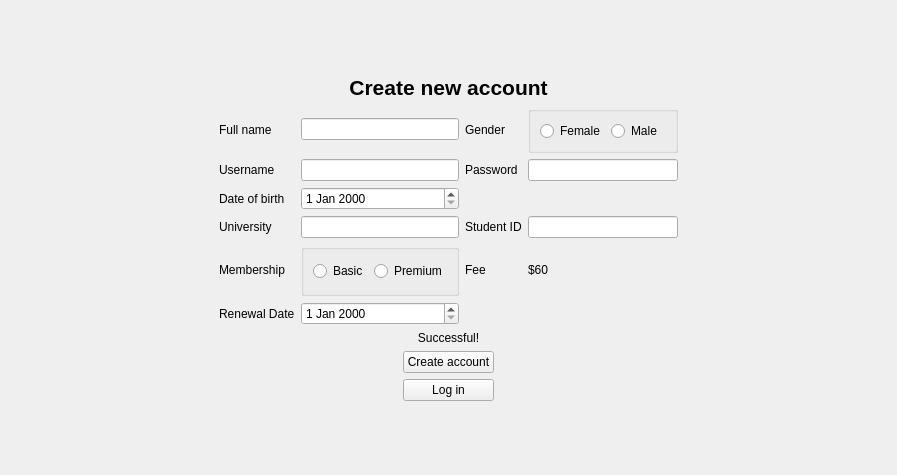
This is logindialog.ui in huyquoctrinh/LibraryManagement as Qt 5 draws it before an edit. The edited form follows.
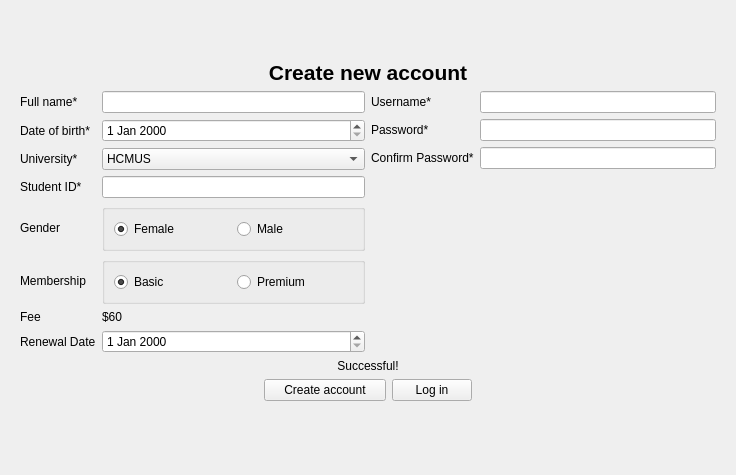
This is the edited form. The open tabs and pages were chosen to show the change.

```diff
--- a/logindialog.ui
+++ b/logindialog.ui
@@ -6,7 +6,7 @@
    <rect>
     <x>0</x>
     <y>0</y>
-    <width>897</width>
+    <width>736</width>
     <height>475</height>
    </rect>
   </property>
@@ -231,23 +231,8 @@
       </layout>
      </widget>
      <widget class="QWidget" name="pageSignUp">
-      <layout class="QHBoxLayout" name="horizontalLayout_8" stretch="0,1,0">
-       <item>
-        <spacer name="horizontalSpacer_10">
-         <property name="orientation">
-          <enum>Qt::Horizontal</enum>
-         </property>
-         <property name="sizeHint" stdset="0">
-          <size>
-           <width>199</width>
-           <height>20</height>
-          </size>
-         </property>
-        </spacer>
-       </item>
-       <item>
-        <layout class="QVBoxLayout" name="verticalLayout_3" stretch="0,0,1,0,0,0,0">
-         <item>
+      <layout class="QGridLayout" name="gridLayout_6">
+       <item row="0" column="0">
           <spacer name="verticalSpacer_5">
            <property name="orientation">
             <enum>Qt::Vertical</enum>
@@ -255,11 +240,13 @@
            <property name="sizeHint" stdset="0">
             <size>
              <width>20</width>
-             <height>55</height>
+           <height>1</height>
             </size>
            </property>
           </spacer>
          </item>
+       <item row="1" column="0">
+        <layout class="QVBoxLayout" name="verticalLayout_3">
          <item>
           <widget class="QLabel" name="label_11">
            <property name="font">
@@ -277,35 +264,27 @@
           </widget>
          </item>
          <item>
-          <layout class="QGridLayout" name="gridLayout_3">
-           <item row="12" column="0">
+          <layout class="QHBoxLayout" name="horizontalLayout_2" stretch="0,0">
+           <item>
+            <layout class="QGridLayout" name="gridLayout_3" columnstretch="0,0,0,0">
+             <item row="0" column="0">
+              <widget class="QLabel" name="label_2">
+               <property name="text">
+                <string>Full name*</string>
+               </property>
+              </widget>
+             </item>
+             <item row="0" column="1">
+              <widget class="QLineEdit" name="txtName"/>
+             </item>
+             <item row="8" column="0">
             <widget class="QLabel" name="label_15">
              <property name="text">
               <string>Renewal Date</string>
              </property>
             </widget>
            </item>
-           <item row="3" column="0">
-            <widget class="QLabel" name="label_13">
-             <property name="text">
-              <string>Username</string>
-             </property>
-            </widget>
-           </item>
-           <item row="3" column="3">
-            <widget class="QLineEdit" name="txtNewPassword"/>
-           </item>
-           <item row="9" column="0">
-            <widget class="QLabel" name="label_9">
-             <property name="text">
-              <string>Membership</string>
-             </property>
-            </widget>
-           </item>
-           <item row="12" column="1">
-            <widget class="QDateEdit" name="edtRenewalDate"/>
-           </item>
-           <item row="2" column="3">
+             <item row="5" column="1">
             <widget class="QGroupBox" name="groupBox">
              <property name="title">
               <string/>
@@ -316,6 +295,9 @@
                 <property name="text">
                  <string>Female</string>
                 </property>
+                  <property name="checked">
+                   <bool>true</bool>
+                  </property>
                </widget>
               </item>
               <item>
@@ -328,23 +310,27 @@
              </layout>
             </widget>
            </item>
-           <item row="3" column="2">
-            <widget class="QLabel" name="label_14">
+             <item row="5" column="0">
+              <widget class="QLabel" name="label_5">
              <property name="text">
-              <string>Password</string>
+                <string>Gender</string>
              </property>
             </widget>
            </item>
-           <item row="2" column="1">
-            <widget class="QLineEdit" name="txtName"/>
-           </item>
-           <item row="3" column="1">
-            <widget class="QLineEdit" name="txtNewUsername"/>
-           </item>
-           <item row="6" column="1">
+             <item row="1" column="1">
             <widget class="QDateEdit" name="edtDateOfBirth"/>
            </item>
-           <item row="9" column="1">
+             <item row="4" column="0">
+              <widget class="QLabel" name="label_8">
+               <property name="text">
+                <string>Student ID*</string>
+               </property>
+              </widget>
+             </item>
+             <item row="4" column="1">
+              <widget class="QLineEdit" name="txtSID"/>
+             </item>
+             <item row="6" column="1">
             <widget class="QGroupBox" name="groupBox_2">
              <property name="title">
               <string/>
@@ -355,6 +341,9 @@
                 <property name="text">
                  <string>Basic</string>
                 </property>
+                  <property name="checked">
+                   <bool>true</bool>
+                  </property>
                </widget>
               </item>
               <item>
@@ -367,55 +356,77 @@
              </layout>
             </widget>
            </item>
-           <item row="7" column="1">
-            <widget class="QLineEdit" name="txtUni"/>
-           </item>
-           <item row="7" column="0">
+             <item row="2" column="0">
             <widget class="QLabel" name="label_7">
              <property name="text">
-              <string>University</string>
+                <string>University*</string>
              </property>
             </widget>
            </item>
-           <item row="6" column="0">
+             <item row="1" column="0">
             <widget class="QLabel" name="label_6">
              <property name="text">
-              <string>Date of birth</string>
+                <string>Date of birth*</string>
              </property>
             </widget>
            </item>
-           <item row="2" column="0">
-            <widget class="QLabel" name="label_2">
+             <item row="6" column="0">
+              <widget class="QLabel" name="label_9">
              <property name="text">
-              <string>Full name</string>
+                <string>Membership</string>
              </property>
             </widget>
            </item>
-           <item row="2" column="2">
-            <widget class="QLabel" name="label_5">
+             <item row="2" column="1">
+              <widget class="QComboBox" name="cbbUni">
+               <item>
              <property name="text">
-              <string>Gender</string>
-             </property>
-            </widget>
-           </item>
-           <item row="7" column="2">
-            <widget class="QLabel" name="label_8">
+                 <string>HCMUS</string>
+                </property>
+               </item>
+               <item>
              <property name="text">
-              <string>Student ID</string>
-             </property>
-            </widget>
-           </item>
-           <item row="7" column="3">
-            <widget class="QLineEdit" name="txtSID"/>
-           </item>
-           <item row="9" column="2">
+                 <string>HCMUT</string>
+                </property>
+               </item>
+               <item>
+                <property name="text">
+                 <string>USSH</string>
+                </property>
+               </item>
+               <item>
+                <property name="text">
+                 <string>IU</string>
+                </property>
+               </item>
+               <item>
+                <property name="text">
+                 <string>UEL</string>
+                </property>
+               </item>
+               <item>
+                <property name="text">
+                 <string>UIT</string>
+                </property>
+               </item>
+               <item>
+                <property name="text">
+                 <string>HCMUTE</string>
+                </property>
+               </item>
+              </widget>
+             </item>
+             <item row="8" column="1">
+              <widget class="QDateEdit" name="edtRenewalDate"/>
+             </item>
+             <item row="7" column="0">
             <widget class="QLabel" name="label_10">
              <property name="text">
               <string>Fee</string>
              </property>
             </widget>
            </item>
-           <item row="9" column="3">
+             <item row="7" column="1">
             <widget class="QLabel" name="lblFee">
              <property name="text">
               <string>$60</string>
@@ -425,6 +436,67 @@
           </layout>
          </item>
          <item>
+            <layout class="QVBoxLayout" name="verticalLayout_2">
+             <item>
+              <layout class="QGridLayout" name="gridLayout_4" columnstretch="0,0">
+               <item row="0" column="0">
+                <widget class="QLabel" name="label_13">
+                 <property name="text">
+                  <string>Username*</string>
+                 </property>
+                </widget>
+               </item>
+               <item row="1" column="1">
+                <widget class="QLineEdit" name="txtNewPassword">
+                 <property name="echoMode">
+                  <enum>QLineEdit::Password</enum>
+                 </property>
+                </widget>
+               </item>
+               <item row="1" column="0">
+                <widget class="QLabel" name="label_14">
+                 <property name="text">
+                  <string>Password*</string>
+                 </property>
+                </widget>
+               </item>
+               <item row="0" column="1">
+                <widget class="QLineEdit" name="txtNewUsername"/>
+               </item>
+               <item row="2" column="0">
+                <widget class="QLabel" name="label_16">
+                 <property name="text">
+                  <string>Confirm Password*</string>
+                 </property>
+                </widget>
+               </item>
+               <item row="2" column="1">
+                <widget class="QLineEdit" name="txtNewPassword_2">
+                 <property name="echoMode">
+                  <enum>QLineEdit::Password</enum>
+                 </property>
+                </widget>
+               </item>
+              </layout>
+             </item>
+             <item>
+              <spacer name="verticalSpacer_2">
+               <property name="orientation">
+                <enum>Qt::Vertical</enum>
+               </property>
+               <property name="sizeHint" stdset="0">
+                <size>
+                 <width>20</width>
+                 <height>40</height>
+                </size>
+               </property>
+              </spacer>
+             </item>
+            </layout>
+           </item>
+          </layout>
+         </item>
+         <item>
           <widget class="QLabel" name="lblSignUpStt">
            <property name="text">
             <string>Successful!</string>
@@ -435,7 +507,7 @@
           </widget>
          </item>
          <item>
-          <layout class="QHBoxLayout" name="horizontalLayout_5" stretch="2,1,2">
+          <layout class="QHBoxLayout" name="horizontalLayout_5" stretch="2,1,0,2">
            <item>
             <spacer name="horizontalSpacer_7">
              <property name="orientation">
@@ -457,36 +529,6 @@
             </widget>
            </item>
            <item>
-            <spacer name="horizontalSpacer_8">
-             <property name="orientation">
-              <enum>Qt::Horizontal</enum>
-             </property>
-             <property name="sizeHint" stdset="0">
-              <size>
-               <width>40</width>
-               <height>20</height>
-              </size>
-             </property>
-            </spacer>
-           </item>
-          </layout>
-         </item>
-         <item>
-          <layout class="QHBoxLayout" name="horizontalLayout_9" stretch="2,1,2">
-           <item>
-            <spacer name="horizontalSpacer_12">
-             <property name="orientation">
-              <enum>Qt::Horizontal</enum>
-             </property>
-             <property name="sizeHint" stdset="0">
-              <size>
-               <width>40</width>
-               <height>20</height>
-              </size>
-             </property>
-            </spacer>
-           </item>
-           <item>
             <widget class="QPushButton" name="btnBackToLogin">
              <property name="text">
               <string>Log in</string>
@@ -494,7 +536,7 @@
             </widget>
            </item>
            <item>
-            <spacer name="horizontalSpacer_13">
+            <spacer name="horizontalSpacer_8">
              <property name="orientation">
               <enum>Qt::Horizontal</enum>
              </property>
@@ -509,6 +551,11 @@
           </layout>
          </item>
          <item>
+          <layout class="QHBoxLayout" name="horizontalLayout_9" stretch=""/>
+         </item>
+        </layout>
+       </item>
+       <item row="2" column="0">
           <spacer name="verticalSpacer_6">
            <property name="orientation">
             <enum>Qt::Vertical</enum>
@@ -522,21 +569,6 @@
           </spacer>
          </item>
         </layout>
-       </item>
-       <item>
-        <spacer name="horizontalSpacer_9">
-         <property name="orientation">
-          <enum>Qt::Horizontal</enum>
-         </property>
-         <property name="sizeHint" stdset="0">
-          <size>
-           <width>199</width>
-           <height>20</height>
-          </size>
-         </property>
-        </spacer>
-       </item>
-      </layout>
      </widget>
     </widget>
    </item>
```
Left out of the diff: 26 changed lines with no effect on the pictures. Lines whose indentation alone changed are shown as unchanged.
